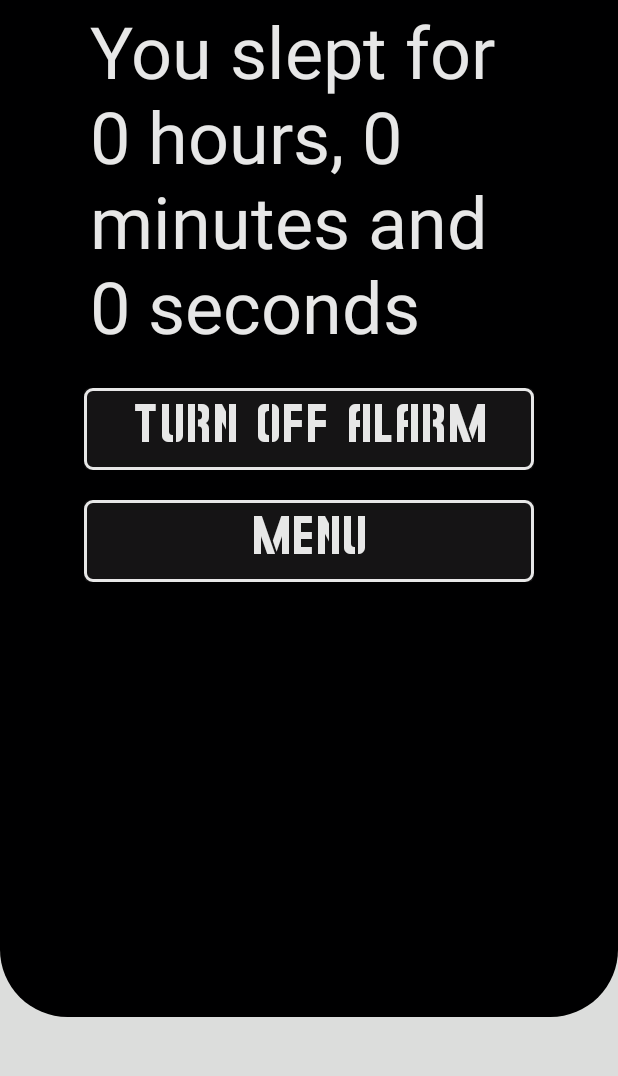
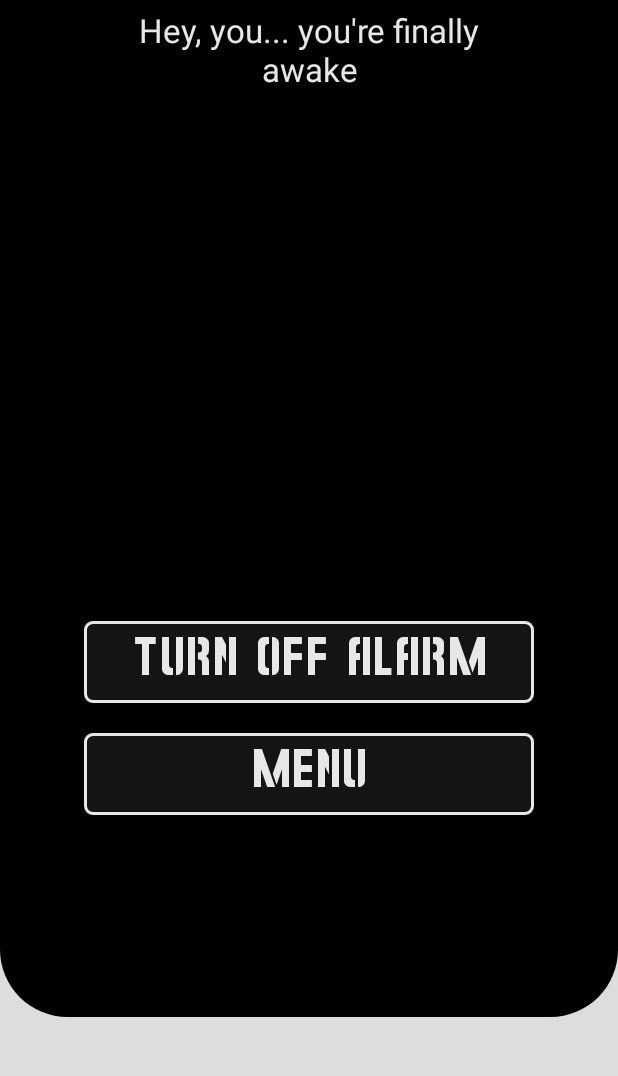
Before and after one commit to Niedzkt/Sleeping_Roulette, an Android app built with Jetpack Compose: the AlarmScreen screen opened through its navigation route, on a phone screen of 412 x 824 dp, the part 78-1154 px from its top. Run offline under Robolectric (Android 15) with nearby library versions, the phone set to English and light mode, and no system bars.

Commit message:
Better version without counter.

```diff
--- a/app/src/main/java/pl/wader/sleeping_roulette/GameScreenViewModel.kt
+++ b/app/src/main/java/pl/wader/sleeping_roulette/GameScreenViewModel.kt
@@ -6,29 +6,30 @@ import android.content.Context
 import android.content.Intent
 import android.icu.util.Calendar
 import android.os.Build
-import android.provider.AlarmClock
 import android.util.Log
 import androidx.lifecycle.ViewModel
-import kotlinx.coroutines.flow.MutableStateFlow
 import java.util.Timer
 import java.util.TimerTask
 import kotlin.random.Random
 
 data class DifficultyLevel(val name: String, val hourRange: IntRange, val minuteRange: IntRange)
 
+
 class GameScreenViewModel:ViewModel() {
 
    // private val _endTime = MutableStateFlow(0L)
-
+   init {
+       Log.d("GameScreenViewModel", "Initialized instance: $this")
+   }
     var startTime: Long = 0L
     var endTime: Long = 0L
 
 
     val difficultyLevels = listOf(
-        DifficultyLevel("Easy", 0..0, 0..1),
+        DifficultyLevel("Easy", 0..0, 1..2),
         DifficultyLevel("Medium", 0..10, 0..59),
         DifficultyLevel("Hard", 0..23, 0..59),
-        DifficultyLevel("Asian", 0..23, 9..59),
+       // DifficultyLevel("Asian", 0..23, 9..59),
     )
 
     var selectedDifficultyLevel = difficultyLevels[0]
--- a/app/src/main/java/pl/wader/sleeping_roulette/MainActivity.kt
+++ b/app/src/main/java/pl/wader/sleeping_roulette/MainActivity.kt
@@ -10,8 +10,6 @@ import androidx.activity.ComponentActivity
 import androidx.activity.compose.setContent
 import androidx.activity.viewModels
 import androidx.compose.runtime.LaunchedEffect
-import androidx.compose.ui.Modifier
-import androidx.compose.ui.tooling.preview.Preview
 import androidx.navigation.compose.NavHost
 import androidx.navigation.compose.composable
 import androidx.navigation.compose.rememberNavController
@@ -22,7 +20,6 @@ import pl.wader.sleeping_roulette.ui.screens.HistoryScreen
 import pl.wader.sleeping_roulette.ui.screens.HomeScreen
 import pl.wader.sleeping_roulette.ui.screens.Rules
 import pl.wader.sleeping_roulette.ui.screens.SettingsScreen
-import pl.wader.sleeping_roulette.ui.theme.Sleeping_RouletteTheme
 
 class MainActivity : ComponentActivity() {
     private val gameScreenVm by viewModels<GameScreenViewModel>()
--- a/app/src/main/java/pl/wader/sleeping_roulette/YourAlarmReceiver.kt
+++ b/app/src/main/java/pl/wader/sleeping_roulette/YourAlarmReceiver.kt
@@ -1,6 +1,5 @@
 package pl.wader.sleeping_roulette
 
-import android.app.Notification
 import android.content.BroadcastReceiver
 import android.content.Context
 import android.content.Intent
--- a/app/src/main/java/pl/wader/sleeping_roulette/ui/screens/AlarmScreen.kt
+++ b/app/src/main/java/pl/wader/sleeping_roulette/ui/screens/AlarmScreen.kt
@@ -18,13 +18,15 @@ import androidx.compose.material3.ButtonDefaults
 import androidx.compose.material3.Surface
 import androidx.compose.material3.Text
 import androidx.compose.runtime.Composable
+import androidx.compose.runtime.mutableStateOf
+import androidx.compose.runtime.remember
 import androidx.compose.ui.Alignment
 import androidx.compose.ui.Modifier
 import androidx.compose.ui.draw.shadow
 import androidx.compose.ui.graphics.Color
 import androidx.compose.ui.platform.LocalContext
 import androidx.compose.ui.text.TextStyle
-import androidx.compose.ui.tooling.preview.Preview
+import androidx.compose.ui.text.style.TextAlign
 import androidx.compose.ui.unit.dp
 import androidx.compose.ui.unit.sp
 import pl.wader.sleeping_roulette.GameScreenViewModel
@@ -38,27 +40,35 @@ const val MILISECONDS_PER_SECOND = 1000
 const val SECONDS_PER_MINUTE = 60
 const val MINUTES_PER_HOUR = 60
 
-//@Preview(showBackground = true, showSystemUi = true)
 @Composable
 fun AlarmScreen(gameScreenVm: GameScreenViewModel, onClick:(String)->Unit) {
 
     val context = LocalContext.current
-    val elapsedTime = gameScreenVm.getElapsedTimed()
+    /*
+    val elapsedTime = remember {
+        mutableStateOf(gameScreenVm.getElapsedTimed())
+    }
 
     var totalSeconds: Long = 0L
-    var hours: Long = 0L
-    var minutes: Long = 0L
-    var seconds: Long = 0L
-    Log.d("AlarmScreen", "Before calculations: elapsedTime: $elapsedTime")
+    val hours = remember {
+        mutableStateOf(0L)
+    }
+    val minutes = remember {
+        mutableStateOf(0L)
+    }
+    val seconds = remember {
+        mutableStateOf(0L)
+    }
+    Log.d("AlarmScreen", "Before calculations: elapsedTime: ${elapsedTime.value}")
     val endTime = gameScreenVm.endTime
 
     if(endTime > 0) {
-        val totalSeconds = elapsedTime / MILISECONDS_PER_SECOND
-        hours = totalSeconds / (SECONDS_PER_MINUTE * MINUTES_PER_HOUR)
-        minutes = (totalSeconds / SECONDS_PER_MINUTE) % MINUTES_PER_HOUR
-        seconds = totalSeconds % SECONDS_PER_MINUTE
+        val totalSeconds = elapsedTime.value / MILISECONDS_PER_SECOND
+        hours.value = totalSeconds / (SECONDS_PER_MINUTE * MINUTES_PER_HOUR)
+        minutes.value = (totalSeconds / SECONDS_PER_MINUTE) % MINUTES_PER_HOUR
+        seconds.value = totalSeconds % SECONDS_PER_MINUTE
     }
-    Log.d("AlarmScreen", "Elapsed Time: $elapsedTime")
+    Log.d("AlarmScreen", "Elapsed Time: ${elapsedTime.value}")*/
 
     Box(modifier = Modifier
         .fillMaxSize()
@@ -103,20 +113,22 @@ fun AlarmScreen(gameScreenVm: GameScreenViewModel, onClick:(String)->Unit) {
                 modifier = Modifier
                     .width(300.dp)
             ) {
-                Log.d("AlarmScreen", "hours: $hours, minutes: $minutes, seconds: $seconds")
+               // Log.d("AlarmScreen", "hours: ${hours.value}, minutes: ${minutes.value}, seconds: ${seconds.value}")
+               // Log.d("AlarmScreen", "Using GameScreenViewModel instance: $gameScreenVm")
 
                 Text(
-                    text = "You slept for $hours hours, $minutes minutes and $seconds seconds",
+                    text = "Hey, you... you're finally awake",
 
                     style = TextStyle(
-                        fontSize = 48.sp,
+                        fontSize = 22.sp,
                         color = imageGray
                     ),
 
-                    modifier = Modifier.padding(4.dp)
+                    modifier = Modifier.padding(4.dp),
+                    textAlign = TextAlign.Center
                 )
 
-                Spacer(modifier = Modifier.height(20.dp))
+                Spacer(modifier = Modifier.height(350.dp))
 
                 Button(
                     onClick = {
```
